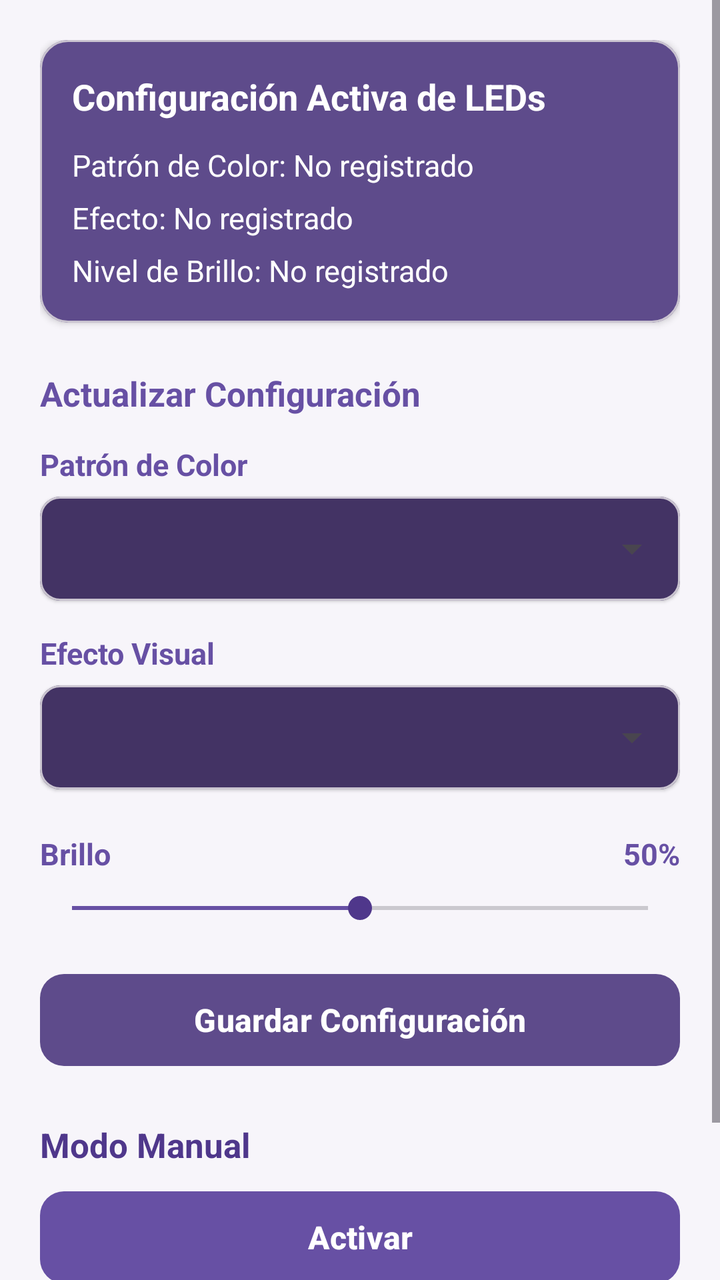
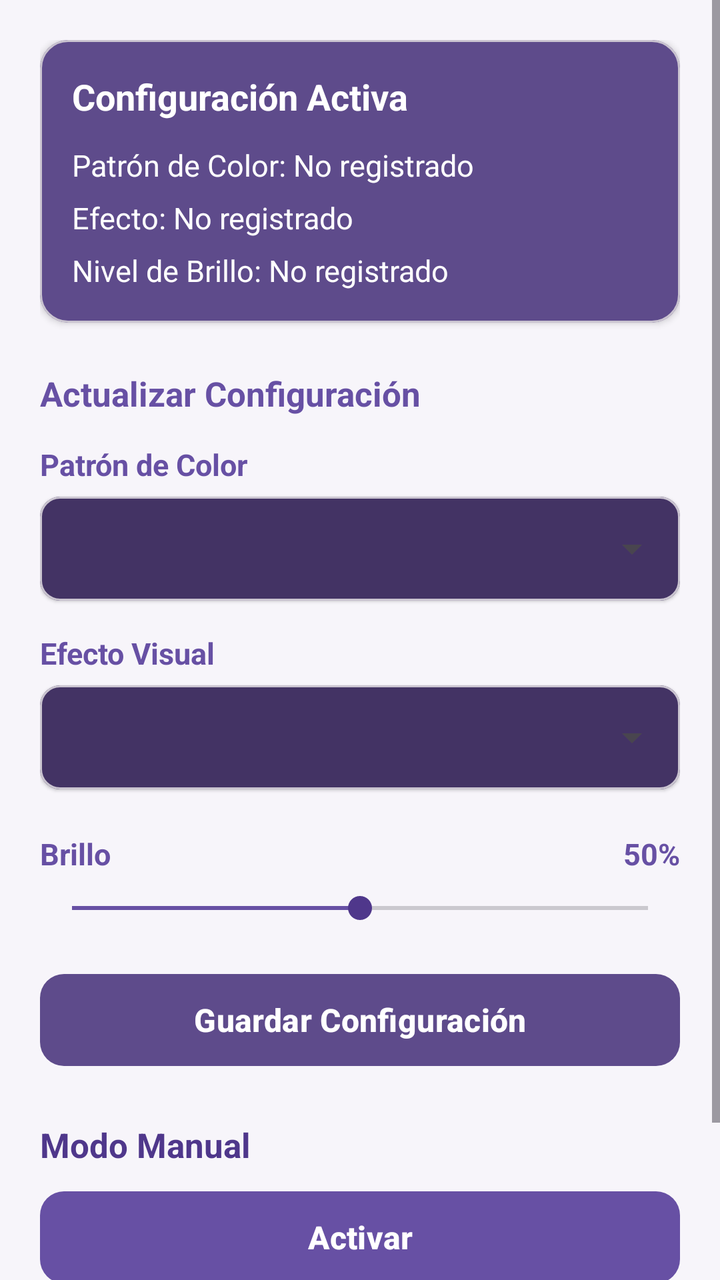

Compare the two renders of this Android layout. The source of the first and the diff that turns it into the second are given below.
<!-- AndroidManifest.xml: application theme Theme.BikeLight -->
<!-- res/layout/fragment_led_config.xml -->
<?xml version="1.0" encoding="utf-8"?>
<androidx.constraintlayout.widget.ConstraintLayout
    xmlns:android="http://schemas.android.com/apk/res/android"
    xmlns:app="http://schemas.android.com/apk/res-auto"
    android:layout_width="match_parent"
    android:layout_height="match_parent"
    android:background="@color/bikelight_bg">

    <ScrollView
        android:id="@+id/scrollContent"
        android:layout_width="0dp"
        android:layout_height="0dp"
        android:fillViewport="true"
        app:layout_constraintTop_toTopOf="parent"
        app:layout_constraintBottom_toBottomOf="parent"
        app:layout_constraintStart_toStartOf="parent"
        app:layout_constraintEnd_toEndOf="parent">

        <LinearLayout
            android:layout_width="match_parent"
            android:layout_height="wrap_content"
            android:orientation="vertical"
            android:padding="20dp">

            <com.google.android.material.card.MaterialCardView
                android:id="@+id/cardFichaLed"
                android:layout_width="match_parent"
                android:layout_height="wrap_content"
                android:layout_marginBottom="24dp"
                app:cardCornerRadius="14dp"
                app:cardElevation="2dp"
                app:cardBackgroundColor="@color/bikelight_card">

                <LinearLayout
                    android:layout_width="match_parent"
                    android:layout_height="wrap_content"
                    android:orientation="vertical"
                    android:padding="16dp">

                    <TextView
                        android:layout_width="wrap_content"
                        android:layout_height="wrap_content"
                        android:text="Configuración Activa de LEDs"
                        android:textSize="18sp"
                        android:textStyle="bold"
                        android:textColor="@color/white"
                        android:layout_marginBottom="12dp" />

                    <TextView
                        android:id="@+id/tvDisplayColor"
                        android:layout_width="wrap_content"
                        android:layout_height="wrap_content"
                        android:text="Patrón de Color: No registrado"
                        android:textColor="@color/white"
                        android:textSize="15sp"
                        android:layout_marginBottom="6dp" />

                    <TextView
                        android:id="@+id/tvDisplayEfecto"
                        android:layout_width="wrap_content"
                        android:layout_height="wrap_content"
                        android:text="Efecto: No registrado"
                        android:textColor="@color/white"
                        android:textSize="15sp"
                        android:layout_marginBottom="6dp" />

                    <TextView
                        android:id="@+id/tvDisplayBrillo"
                        android:layout_width="wrap_content"
                        android:layout_height="wrap_content"
                        android:text="Nivel de Brillo: No registrado"
                        android:textColor="@color/white"
                        android:textSize="15sp" />
                </LinearLayout>
            </com.google.android.material.card.MaterialCardView>

            <TextView
                android:layout_width="wrap_content"
                android:layout_height="wrap_content"
                android:text="Actualizar Configuración"
                android:textStyle="bold"
                android:textSize="17sp"
                android:textColor="@color/bikelight_primary"
                android:layout_marginBottom="14dp" />

            <TextView
                android:id="@+id/tvLabelColor"
                android:layout_width="wrap_content"
                android:layout_height="wrap_content"
                android:text="Patrón de Color"
                android:textColor="@color/bikelight_primary"
                android:textSize="15sp"
                android:textStyle="bold"
                android:layout_marginBottom="6dp" />

            <com.google.android.material.card.MaterialCardView
                android:layout_width="match_parent"
                android:layout_height="52dp"
                android:layout_marginBottom="16dp"
                app:cardCornerRadius="10dp"
                app:cardElevation="1dp"
                app:cardBackgroundColor="@color/bikelight_card_dark">

                <Spinner
                    android:id="@+id/spinnerLedColors"
                    android:layout_width="match_parent"
                    android:layout_height="match_parent"
                    android:paddingStart="8dp"
                    android:paddingEnd="8dp"
                    android:popupBackground="@color/bikelight_card_dark" />
            </com.google.android.material.card.MaterialCardView>

            <TextView
                android:id="@+id/tvEffectColors"
                android:layout_width="wrap_content"
                android:layout_height="wrap_content"
                android:text="Efecto Visual"
                android:textColor="@color/bikelight_primary"
                android:textSize="15sp"
                android:textStyle="bold"
                android:layout_marginBottom="6dp" />

            <com.google.android.material.card.MaterialCardView
                android:layout_width="match_parent"
                android:layout_height="52dp"
                android:layout_marginBottom="16dp"
                app:cardCornerRadius="10dp"
                app:cardElevation="1dp"
                app:cardBackgroundColor="@color/bikelight_card_dark">

                <Spinner
                    android:id="@+id/spinnerEffectColors"
                    android:layout_width="match_parent"
                    android:layout_height="match_parent"
                    android:paddingStart="8dp"
                    android:paddingEnd="8dp"
                    android:popupBackground="@color/bikelight_card_dark" />
            </com.google.android.material.card.MaterialCardView>

            
            <LinearLayout
                android:layout_width="match_parent"
                android:layout_height="wrap_content"
                android:orientation="horizontal"
                android:layout_marginTop="6dp">

                <TextView
                    android:id="@+id/tvLabelBrillo"
                    android:layout_width="0dp"
                    android:layout_height="wrap_content"
                    android:layout_weight="1"
                    android:text="Brillo"
                    android:textColor="@color/bikelight_primary"
                    android:textSize="15sp"
                    android:textStyle="bold" />

                <TextView
                    android:id="@+id/tvValorBrilloActual"
                    android:layout_width="wrap_content"
                    android:layout_height="wrap_content"
                    android:text="50%"
                    android:textColor="@color/bikelight_primary"
                    android:textSize="15sp"
                    android:textStyle="bold" />
            </LinearLayout>

            <SeekBar
                android:id="@+id/seekBarBrightness"
                android:layout_width="match_parent"
                android:layout_height="wrap_content"
                android:layout_marginTop="8dp"
                android:layout_marginBottom="20dp"
                android:max="100"
                android:progress="50"
                android:progressTint="@color/bikelight_primary"
                android:thumbTint="@color/bikelight_primary_dark" />

            <com.google.android.material.button.MaterialButton
                android:id="@+id/btnGuardarLed"
                android:layout_width="match_parent"
                android:layout_height="54dp"
                app:backgroundTint="@color/bikelight_card"
                android:text="Guardar Configuración"
                android:textAllCaps="false"
                android:textColor="@color/white"
                android:textSize="16sp"
                android:textStyle="bold"
                app:cornerRadius="12dp"
                android:layout_marginBottom="24dp" />

            <TextView
                android:id="@+id/tvLabelModoManual"
                android:layout_width="wrap_content"
                android:layout_height="wrap_content"
                android:text="Modo Manual"
                android:textColor="@color/bikelight_primary_dark"
                android:textSize="17sp"
                android:textStyle="bold"
                android:layout_marginBottom="8dp" />

            <com.google.android.material.button.MaterialButton
                android:id="@+id/btnActivarLed"
                android:layout_width="match_parent"
                android:layout_height="54dp"
                app:backgroundTint="@color/bikelight_primary"
                android:text="Activar"
                android:textAllCaps="false"
                android:textColor="@color/white"
                android:textSize="16sp"
                android:textStyle="bold"
                app:cornerRadius="12dp"
                android:layout_marginBottom="10dp" />

            <com.google.android.material.button.MaterialButton
                android:id="@+id/btnDesactivarLed"
                android:layout_width="match_parent"
                android:layout_height="54dp"
                app:backgroundTint="@color/bikelight_card_dark"
                android:text="Desactivar"
                android:textAllCaps="false"
                android:textColor="@color/white"
                android:textSize="16sp"
                android:textStyle="bold"
                app:cornerRadius="12dp" />
        </LinearLayout>
    </ScrollView>
</androidx.constraintlayout.widget.ConstraintLayout>
<!-- resources referenced by this layout -->
<resources>
  <color name="bikelight_bg">#F7F5FA</color>
  <color name="bikelight_card">#5E4B8B</color>
  <color name="bikelight_card_dark">#433364</color>
  <color name="bikelight_primary">#6750A4</color>
  <color name="bikelight_primary_dark">#4F378B</color>
  <color name="white">#FFFFFF</color>
  <style name="Theme.BikeLight" parent="Base.Theme.BikeLight" />
  <style name="Base.Theme.BikeLight" parent="Theme.Material3.DayNight.NoActionBar">
          
          
      </style>
</resources>

<!-- the commit's change to res/layout/fragment_led_config.xml (unified diff, before → after) -->
@@ -40,7 +40,7 @@
                     <TextView
                         android:layout_width="wrap_content"
                         android:layout_height="wrap_content"
-                        android:text="Configuración Activa de LEDs"
+                        android:text="Configuración Activa"
                         android:textSize="18sp"
                         android:textStyle="bold"
                         android:textColor="@color/white"
